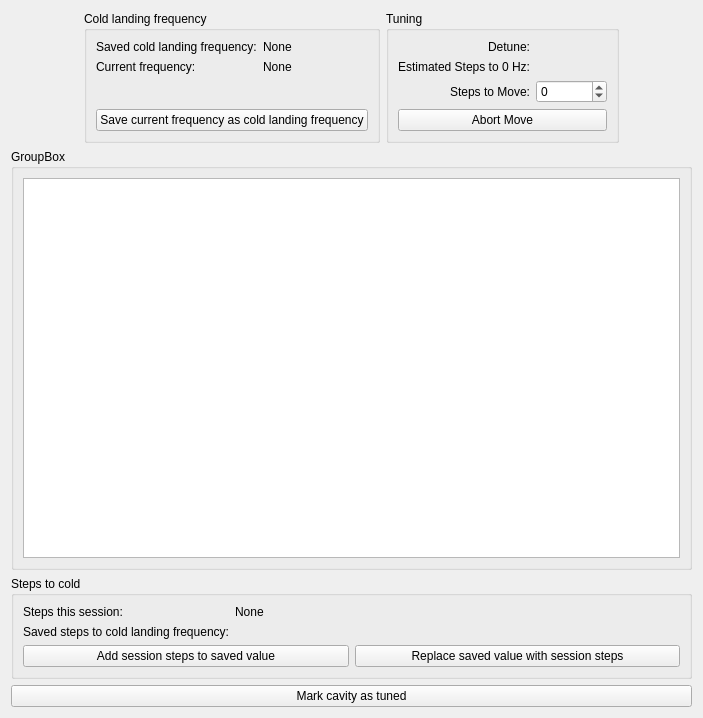
This is cavity_commissioning/gui/tuning.ui in slaclab/rf_commissioning as Qt 5 draws it before an edit. The edited form follows.
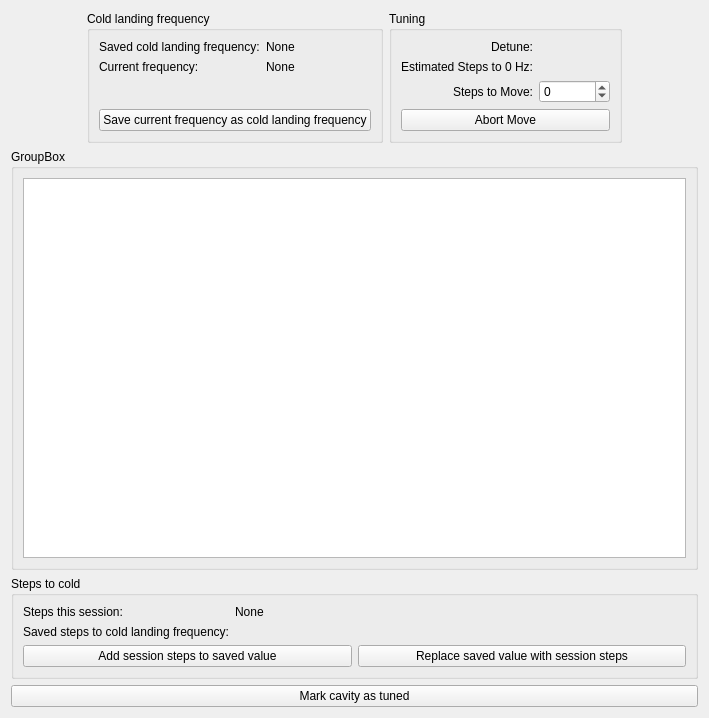
This is the edited form. Custom widgets are drawn as their Qt base class.

Patch:
```diff
--- a/cavity_commissioning/gui/tuning.ui
+++ b/cavity_commissioning/gui/tuning.ui
@@ -6,7 +6,7 @@
    <rect>
     <x>0</x>
     <y>0</y>
-    <width>703</width>
+    <width>709</width>
     <height>718</height>
    </rect>
   </property>
```
Left out of the diff: 15 changed lines with no effect on the pictures.
